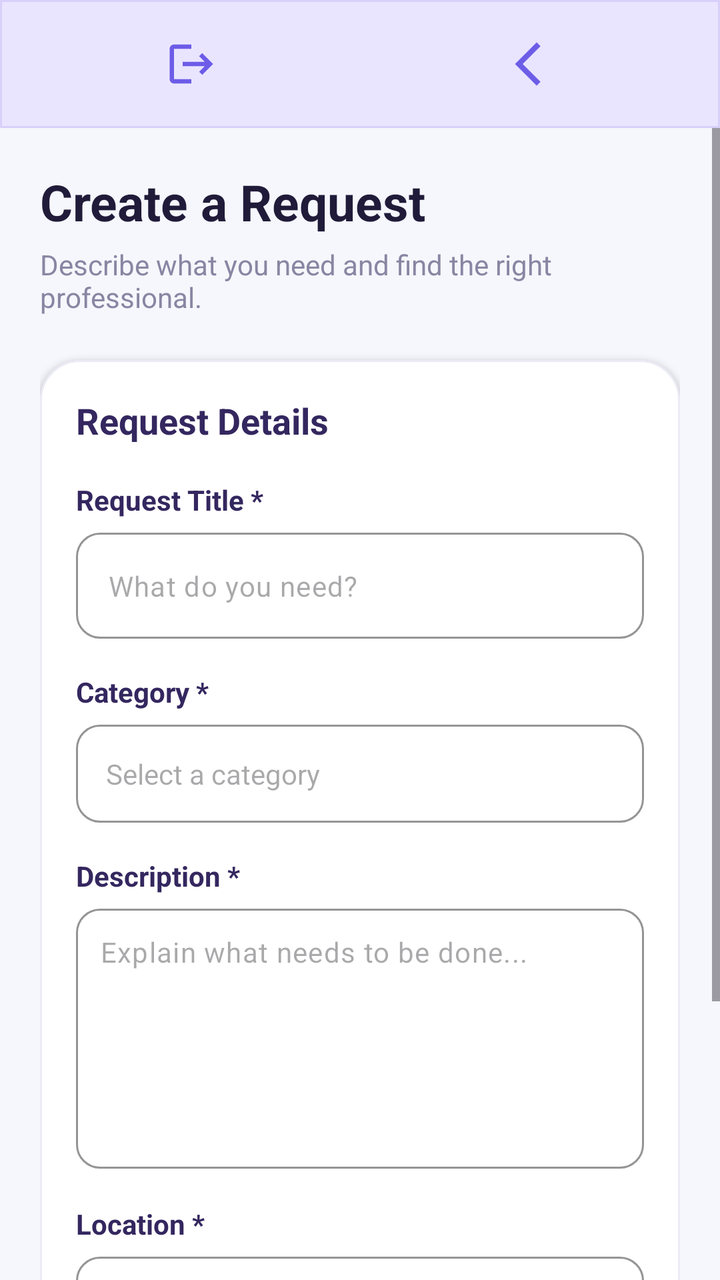
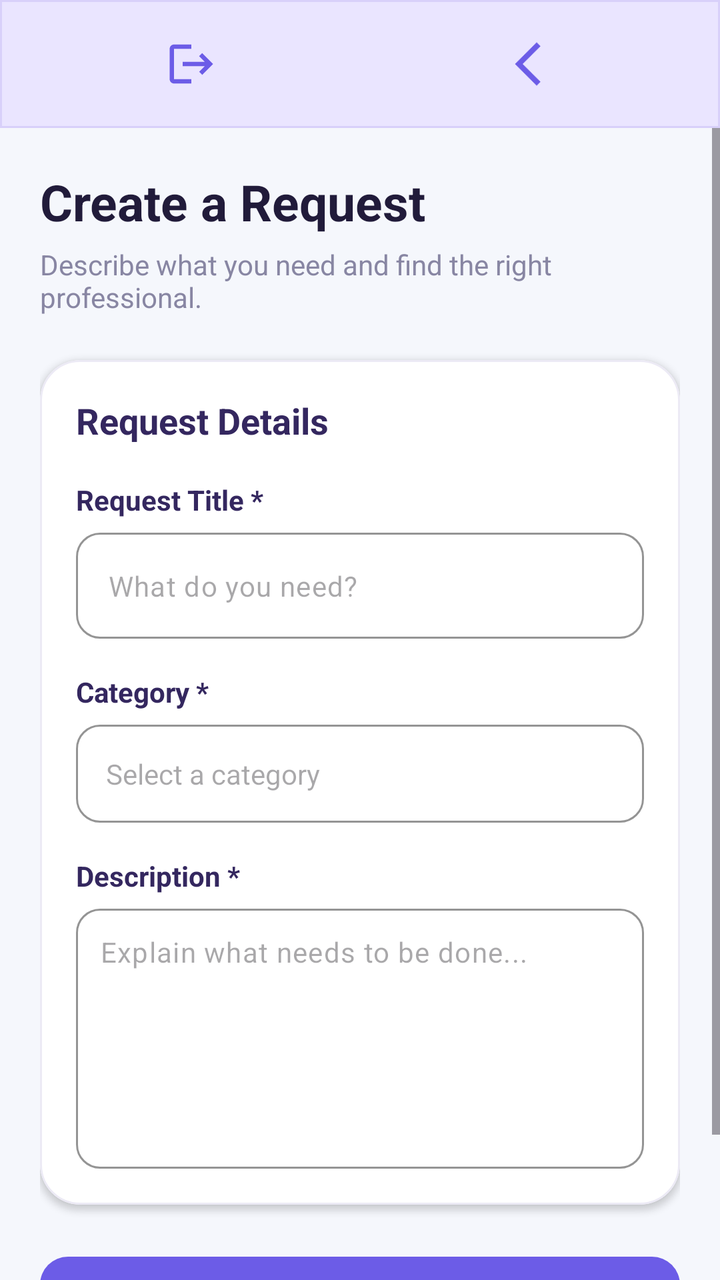

Two renders of the same Android screen: before a commit and after it. Below are the layout's source before the change and the commit's diff.
<!-- AndroidManifest.xml: application theme Theme.FindProfessionals -->
<!-- res/layout/activity_request.xml -->
<?xml version="1.0" encoding="utf-8"?>
<androidx.constraintlayout.widget.ConstraintLayout
    xmlns:android="http://schemas.android.com/apk/res/android"
    xmlns:app="http://schemas.android.com/apk/res-auto"
    xmlns:tools="http://schemas.android.com/tools"
    android:id="@+id/main"
    android:layout_width="match_parent"
    android:layout_height="match_parent"
    android:background="#F5F7FC"
    tools:context=".RequestActivity">

    
    <com.google.android.material.bottomnavigation.BottomNavigationView
        android:id="@+id/bottom_navigation"
        android:layout_width="match_parent"
        android:layout_height="64dp"
        android:background="@drawable/bg_top_navigation"
        android:elevation="6dp"
        app:itemIconSize="26dp"
        app:itemIconTint="#6C5CE7"
        app:labelVisibilityMode="unlabeled"
        app:itemHorizontalTranslationEnabled="false"
        app:menu="@menu/bottom_nav_menu"
        app:layout_constraintTop_toTopOf="parent"
        app:layout_constraintStart_toStartOf="parent"
        app:layout_constraintEnd_toEndOf="parent"/>

    
    <ScrollView
        android:layout_width="match_parent"
        android:layout_height="0dp"
        android:fillViewport="true"
        android:clipToPadding="false"
        android:paddingBottom="20dp"
        app:layout_constraintTop_toBottomOf="@id/bottom_navigation"
        app:layout_constraintBottom_toBottomOf="parent"
        app:layout_constraintStart_toStartOf="parent"
        app:layout_constraintEnd_toEndOf="parent">

        <LinearLayout
            android:layout_width="match_parent"
            android:layout_height="wrap_content"
            android:orientation="vertical"
            android:padding="20dp">

            
            <TextView
                android:layout_width="match_parent"
                android:layout_height="wrap_content"
                android:text="Create a Request"
                android:textColor="#211B3A"
                android:textSize="25sp"
                android:textStyle="bold"/>

            <TextView
                android:layout_width="match_parent"
                android:layout_height="wrap_content"
                android:layout_marginTop="5dp"
                android:text="Describe what you need and find the right professional."
                android:textColor="#8886A3"
                android:textSize="14sp"/>

            
            <com.google.android.material.card.MaterialCardView
                android:layout_width="match_parent"
                android:layout_height="wrap_content"
                android:layout_marginTop="22dp"
                app:cardBackgroundColor="#FFFFFF"
                app:cardCornerRadius="20dp"
                app:cardElevation="2dp"
                app:strokeColor="#ECEAF5"
                app:strokeWidth="1dp">

                <LinearLayout
                    android:layout_width="match_parent"
                    android:layout_height="wrap_content"
                    android:orientation="vertical"
                    android:padding="18dp">

                    <TextView
                        android:layout_width="match_parent"
                        android:layout_height="wrap_content"
                        android:text="Request Details"
                        android:textColor="#34275F"
                        android:textSize="18sp"
                        android:textStyle="bold"/>

                    
                    <TextView
                        android:layout_width="match_parent"
                        android:layout_height="wrap_content"
                        android:layout_marginTop="18dp"
                        android:text="Request Title *"
                        android:textColor="#34275F"
                        android:textStyle="bold"
                        android:textSize="14sp"/>

                    <com.google.android.material.textfield.TextInputLayout
                        android:layout_width="match_parent"
                        android:layout_height="wrap_content"
                        android:layout_marginTop="7dp"
                        app:boxBackgroundMode="outline"
                        app:boxBackgroundColor="#FFFFFF"
                        app:boxCornerRadiusTopStart="12dp"
                        app:boxCornerRadiusTopEnd="12dp"
                        app:boxCornerRadiusBottomStart="12dp"
                        app:boxCornerRadiusBottomEnd="12dp"
                        app:boxStrokeColor="#7865E8"
                        app:hintEnabled="false">

                        <EditText
                            android:id="@+id/requestTitle"
                            android:layout_width="match_parent"
                            android:layout_height="wrap_content"
                            android:hint="What do you need?"
                            android:inputType="textCapSentences"
                            android:maxLength="80"
                            android:textColor="#211B3A"
                            android:textSize="14sp"/>
                    </com.google.android.material.textfield.TextInputLayout>

                    
                    <TextView
                        android:layout_width="match_parent"
                        android:layout_height="wrap_content"
                        android:layout_marginTop="17dp"
                        android:text="Category *"
                        android:textColor="#34275F"
                        android:textStyle="bold"
                        android:textSize="14sp"/>

                    <com.google.android.material.textfield.TextInputLayout
                        android:layout_width="match_parent"
                        android:layout_height="wrap_content"
                        android:layout_marginTop="7dp"
                        app:boxBackgroundMode="outline"
                        app:boxBackgroundColor="#FFFFFF"
                        app:boxCornerRadiusTopStart="12dp"
                        app:boxCornerRadiusTopEnd="12dp"
                        app:boxCornerRadiusBottomStart="12dp"
                        app:boxCornerRadiusBottomEnd="12dp"
                        app:boxStrokeColor="#7865E8"
                        app:hintEnabled="false">

                        <com.google.android.material.textfield.MaterialAutoCompleteTextView
                            android:id="@+id/requestCategory"
                            android:layout_width="match_parent"
                            android:layout_height="wrap_content"
                            android:hint="Select a category"
                            android:inputType="none"
                            android:padding="15dp"
                            android:textColor="#211B3A"
                            android:textSize="14sp"/>
                    </com.google.android.material.textfield.TextInputLayout>

                    
                    <TextView
                        android:layout_width="match_parent"
                        android:layout_height="wrap_content"
                        android:layout_marginTop="17dp"
                        android:text="Description *"
                        android:textColor="#34275F"
                        android:textStyle="bold"
                        android:textSize="14sp"/>

                    <com.google.android.material.textfield.TextInputLayout
                        android:layout_width="match_parent"
                        android:layout_height="wrap_content"
                        android:layout_marginTop="7dp"
                        app:boxBackgroundMode="outline"
                        app:boxBackgroundColor="#FFFFFF"
                        app:boxCornerRadiusTopStart="12dp"
                        app:boxCornerRadiusTopEnd="12dp"
                        app:boxCornerRadiusBottomStart="12dp"
                        app:boxCornerRadiusBottomEnd="12dp"
                        app:boxStrokeColor="#7865E8"
                        app:hintEnabled="false">

                        <EditText
                            android:id="@+id/requestDescription"
                            android:layout_width="match_parent"
                            android:layout_height="130dp"
                            android:gravity="top|start"
                            android:hint="Explain what needs to be done..."
                            android:inputType="textCapSentences|textMultiLine"
                            android:maxLength="1500"
                            android:padding="12dp"
                            android:textColor="#211B3A"
                            android:textSize="14sp"/>
                    </com.google.android.material.textfield.TextInputLayout>

                    
                    <TextView
                        android:layout_width="match_parent"
                        android:layout_height="wrap_content"
                        android:layout_marginTop="18dp"
                        android:text="Location *"
                        android:textColor="#34275F"
                        android:textStyle="bold"
                        android:textSize="14sp"/>

                    <com.google.android.material.textfield.TextInputLayout
                        android:layout_width="match_parent"
                        android:layout_height="wrap_content"
                        android:layout_marginTop="7dp"
                        app:boxBackgroundMode="outline"
                        app:boxCornerRadiusTopStart="12dp"
                        app:boxCornerRadiusTopEnd="12dp"
                        app:boxCornerRadiusBottomStart="12dp"
                        app:boxCornerRadiusBottomEnd="12dp"
                        app:boxStrokeColor="#7865E8"
                        app:hintEnabled="false">

                        <EditText
                            android:id="@+id/requestLocation"
                            android:layout_width="match_parent"
                            android:layout_height="wrap_content"
                            android:hint="City or address"
                            android:inputType="textCapWords"
                            android:textColor="#211B3A"
                            android:textSize="14sp"/>
                    </com.google.android.material.textfield.TextInputLayout>

                </LinearLayout>
            </com.google.android.material.card.MaterialCardView>

            
            <com.google.android.material.button.MaterialButton
                android:id="@+id/btnPublishRequest"
                android:layout_width="match_parent"
                android:layout_height="56dp"
                android:layout_marginTop="22dp"
                android:text="Publish Request"
                android:textAllCaps="false"
                android:textSize="16sp"
                android:textStyle="bold"
                android:textColor="#FFFFFF"
                app:backgroundTint="#6C5CE7"
                app:cornerRadius="14dp"
                app:elevation="3dp"/>

        </LinearLayout>
    </ScrollView>

</androidx.constraintlayout.widget.ConstraintLayout>
<!-- resources referenced by this layout -->
<resources>
  <!-- drawable bg_top_navigation (drawable) -->
  <?xml version="1.0" encoding="utf-8"?>
  <shape xmlns:android="http://schemas.android.com/apk/res/android">
      <solid android:color="#EAE5FF"/>
      <stroke
          android:width="1dp"
          android:color="#D8D0FA"/>
  </shape>
  <style name="Theme.FindProfessionals" parent="Base.Theme.FindProfessionals" />
  <style name="Base.Theme.FindProfessionals" parent="Theme.Material3.DayNight.NoActionBar">
          
          
      </style>
</resources>

<!-- the commit's change to res/layout/activity_request.xml (unified diff, before → after) -->
@@ -189,38 +189,6 @@
                             android:textSize="14sp"/>
                     </com.google.android.material.textfield.TextInputLayout>
 
-                    
-                    <TextView
-                        android:layout_width="match_parent"
-                        android:layout_height="wrap_content"
-                        android:layout_marginTop="18dp"
-                        android:text="Location *"
-                        android:textColor="#34275F"
-                        android:textStyle="bold"
-                        android:textSize="14sp"/>
-
-                    <com.google.android.material.textfield.TextInputLayout
-                        android:layout_width="match_parent"
-                        android:layout_height="wrap_content"
-                        android:layout_marginTop="7dp"
-                        app:boxBackgroundMode="outline"
-                        app:boxCornerRadiusTopStart="12dp"
-                        app:boxCornerRadiusTopEnd="12dp"
-                        app:boxCornerRadiusBottomStart="12dp"
-                        app:boxCornerRadiusBottomEnd="12dp"
-                        app:boxStrokeColor="#7865E8"
-                        app:hintEnabled="false">
-
-                        <EditText
-                            android:id="@+id/requestLocation"
-                            android:layout_width="match_parent"
-                            android:layout_height="wrap_content"
-                            android:hint="City or address"
-                            android:inputType="textCapWords"
-                            android:textColor="#211B3A"
-                            android:textSize="14sp"/>
-                    </com.google.android.material.textfield.TextInputLayout>
-
                 </LinearLayout>
             </com.google.android.material.card.MaterialCardView>
 
